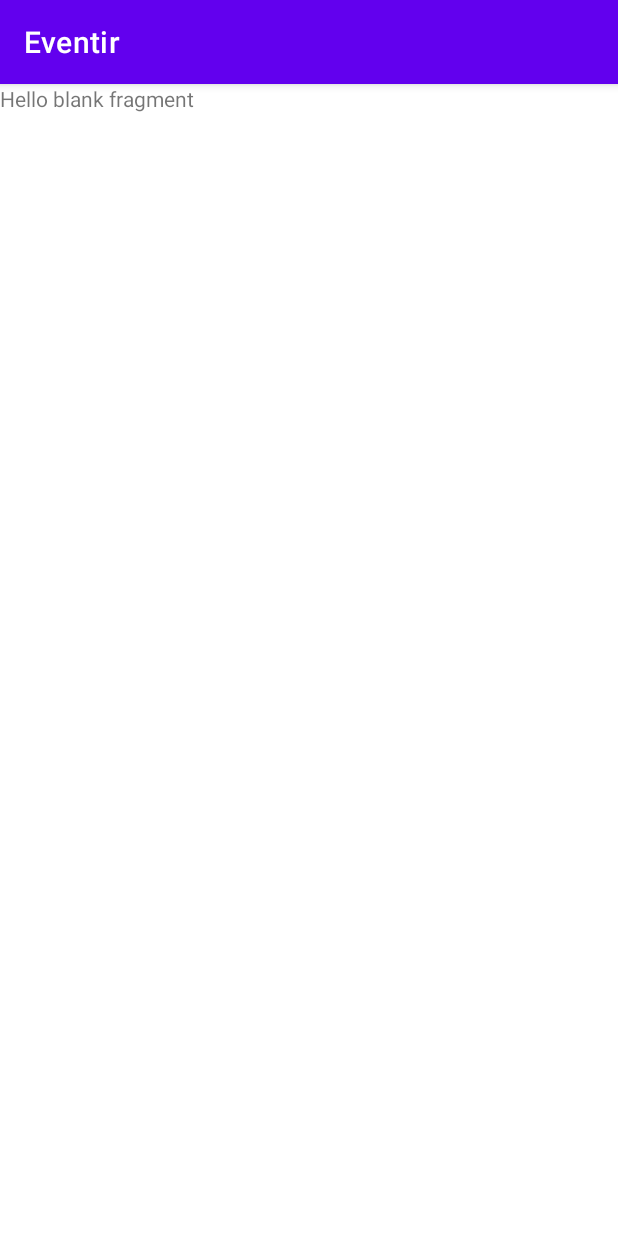
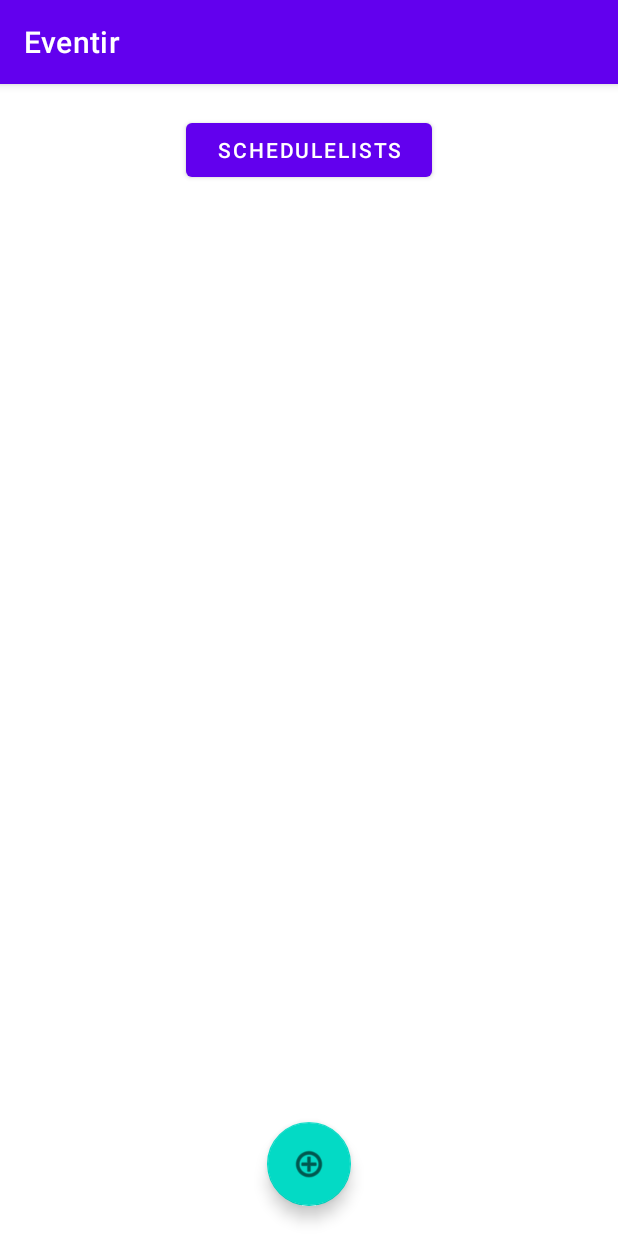
Before and after one commit to AppleVersusOrange/EventPlanner, an Android app: the fragment EventsPlannedFragment shown on its own in the app's theme, on a phone screen of 412 x 824 dp. Run offline under Robolectric (Android 15) with nearby library versions, the phone set to English and light mode, and no system bars.

Commit message:
commit: added layout file for EventsPlanned Fragment & Button Description to take user back to ScheduleLists screen

```diff
--- a/app/src/main/res/layout/fragment_events_planned.xml
+++ b/app/src/main/res/layout/fragment_events_planned.xml
@@ -1,14 +1,45 @@
 <?xml version="1.0" encoding="utf-8"?>
-<FrameLayout xmlns:android="http://schemas.android.com/apk/res/android"
+<RelativeLayout xmlns:android="http://schemas.android.com/apk/res/android"
+    xmlns:app="http://schemas.android.com/apk/res-auto"
     xmlns:tools="http://schemas.android.com/tools"
     android:layout_width="match_parent"
     android:layout_height="match_parent"
-    tools:context=".fragments.EventsPlannedFragment">
+    tools:context=".fragments.ScheduleFragment">
 
-    <!-- TODO: Update blank fragment layout -->
-    <TextView
+    <androidx.swiperefreshlayout.widget.SwipeRefreshLayout
+        android:id="@+id/SwiperContainer"
         android:layout_width="match_parent"
         android:layout_height="match_parent"
-        android:text="@string/hello_blank_fragment" />
+        android:layout_gravity="bottom"
+        android:layout_marginTop="80dp"
+        android:layout_marginBottom="80dp"
+        android:padding="8dp">
 
-</FrameLayout>
+        <androidx.recyclerview.widget.RecyclerView
+            android:id="@+id/rvScheduleLists"
+            android:layout_width="match_parent"
+            android:layout_height="match_parent"
+            android:padding="8dp" />
+
+    </androidx.swiperefreshlayout.widget.SwipeRefreshLayout>
+
+    <Button
+        android:id="@+id/button2"
+        android:layout_width="164dp"
+        android:layout_height="wrap_content"
+        android:layout_centerHorizontal="true"
+        android:layout_marginTop="20dp"
+        android:text="ScheduleLists" />
+
+    <com.google.android.material.floatingactionbutton.FloatingActionButton
+        android:id="@+id/floatingActionButton3"
+        android:layout_width="wrap_content"
+        android:layout_height="wrap_content"
+        android:layout_alignParentBottom="true"
+        android:layout_centerHorizontal="true"
+        android:layout_marginBottom="20dp"
+        android:clickable="true"
+        android:src="@android:drawable/ic_menu_add" />
+
+
+</RelativeLayout>
```
